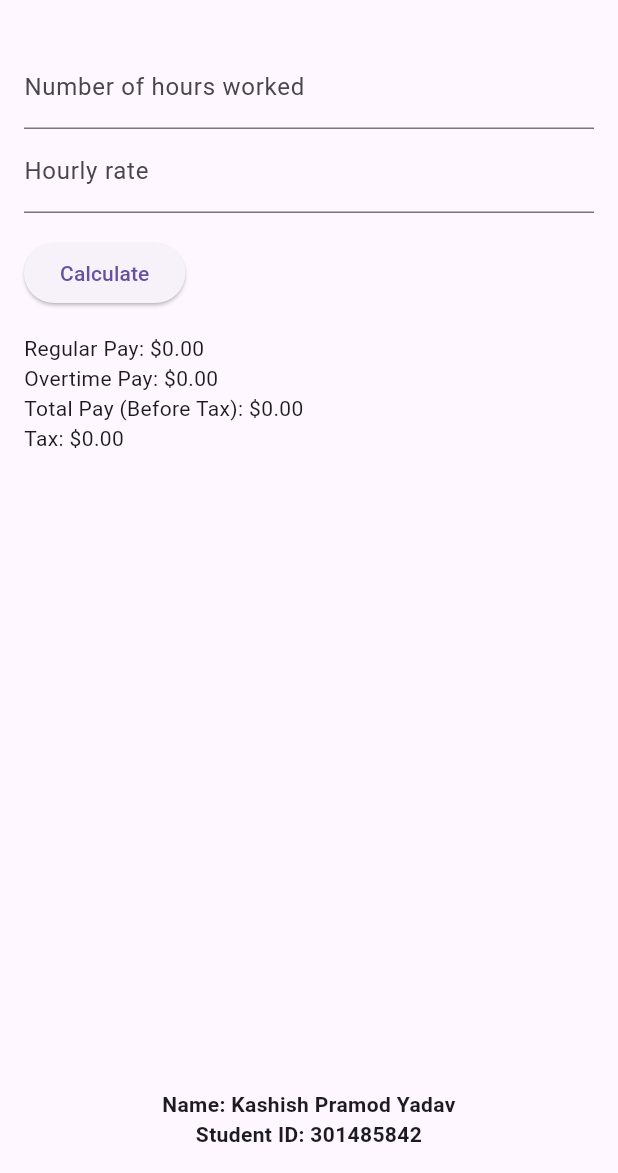
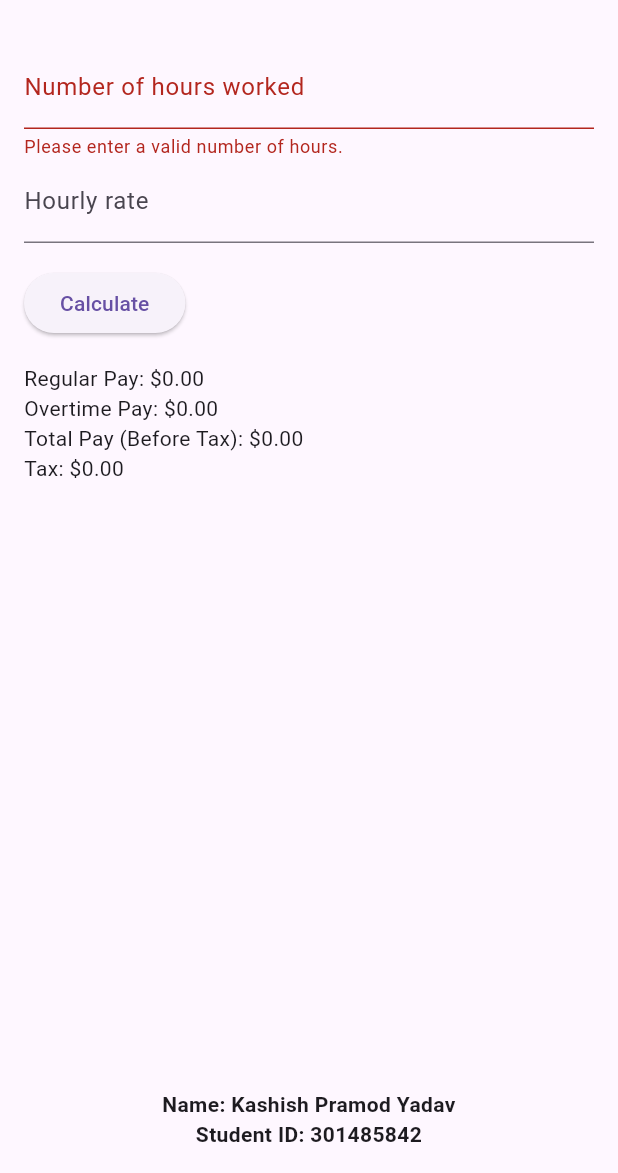
Before and after one commit to kashishksy/Flutter_PayCalculator, a Flutter app: the screen it shows after launch, after a tap on "Calculate", on a phone screen of 412 x 824 dp, the part 63-1236 px from its top. Run offline on Flutter 3.47's test engine with Material 3 defaults, Android fonts, the phone set to English and light mode, and no system bars.

Commit message:
adding validation

```diff
--- a/flutter_application_paycals/lib/main.dart
+++ b/flutter_application_paycals/lib/main.dart
@@ -4,7 +4,7 @@ void main() {
   runApp(MyApp());
 }
 
-//main MyApp that builds the PayCalculatorScreen
+// Main MyApp that builds the PayCalculatorScreen
 class MyApp extends StatelessWidget {
   @override
   Widget build(BuildContext context) {
@@ -14,13 +14,13 @@ class MyApp extends StatelessWidget {
   }
 }
 
-//pay calculator screen that creates a paycalculatorscreenstate instance
+// PayCalculatorScreen that creates a PayCalculatorScreenState instance
 class PayCalculatorScreen extends StatefulWidget {
   @override
   _PayCalculatorScreenState createState() => _PayCalculatorScreenState();
 }
 
-//pay calculator screen state that creates the UI for the pay calculator
+// PayCalculatorScreenState that creates the UI for the pay calculator
 class _PayCalculatorScreenState extends State<PayCalculatorScreen> {
   // Controllers to get user input
   final TextEditingController _hoursController = TextEditingController();
@@ -32,12 +32,32 @@ class _PayCalculatorScreenState extends State<PayCalculatorScreen> {
   double _totalPay = 0.0;
   double _tax = 0.0;
 
+  // Variables to store error messages
+  String? _hoursError;
+  String? _rateError;
+
   // Method to calculate pay and tax
   void _calculatePay() {
-    final double hours = double.tryParse(_hoursController.text) ?? 0.0;
-    final double rate = double.tryParse(_rateController.text) ?? 0.0;
+    final double? hours = double.tryParse(_hoursController.text);
+    final double? rate = double.tryParse(_rateController.text);
 
     setState(() {
+      // Reset error messages
+      _hoursError = null;
+      _rateError = null;
+
+      // Validate inputs
+      if (hours == null || hours < 0) {
+        _hoursError = 'Please enter a valid number of hours.';
+        return;
+      }
+
+      if (rate == null || rate < 0) {
+        _rateError = 'Please enter a valid hourly rate.';
+        return;
+      }
+
+      // Calculate regular and overtime pay
       if (hours <= 40) {
         _regularPay = hours * rate;
         _overtimePay = 0.0;
@@ -46,6 +66,7 @@ class _PayCalculatorScreenState extends State<PayCalculatorScreen> {
         _overtimePay = (hours - 40) * rate * 1.5;
       }
 
+      // Calculate total pay and tax
       _totalPay = _regularPay + _overtimePay;
       _tax = _totalPay * 0.18;
     });
@@ -69,12 +90,18 @@ class _PayCalculatorScreenState extends State<PayCalculatorScreen> {
                 TextField(
                   controller: _hoursController,
                   keyboardType: TextInputType.number,
-                  decoration: InputDecoration(labelText: 'Number of hours worked'),
+                  decoration: InputDecoration(
+                    labelText: 'Number of hours worked',
+                    errorText: _hoursError,
+                  ),
                 ),
                 TextField(
                   controller: _rateController,
                   keyboardType: TextInputType.number,
-                  decoration: InputDecoration(labelText: 'Hourly rate'),
+                  decoration: InputDecoration(
+                    labelText: 'Hourly rate',
+                    errorText: _rateError,
+                  ),
                 ),
                 SizedBox(height: 16),
                 ElevatedButton(
@@ -89,7 +116,7 @@ class _PayCalculatorScreenState extends State<PayCalculatorScreen> {
               ],
             ),
 
-            // Bottom part of the UI displaing student information
+            // Bottom part of the UI displaying student information
             Text(
               'Name: Kashish Pramod Yadav\nStudent ID: 301485842',
               textAlign: TextAlign.center,
```
